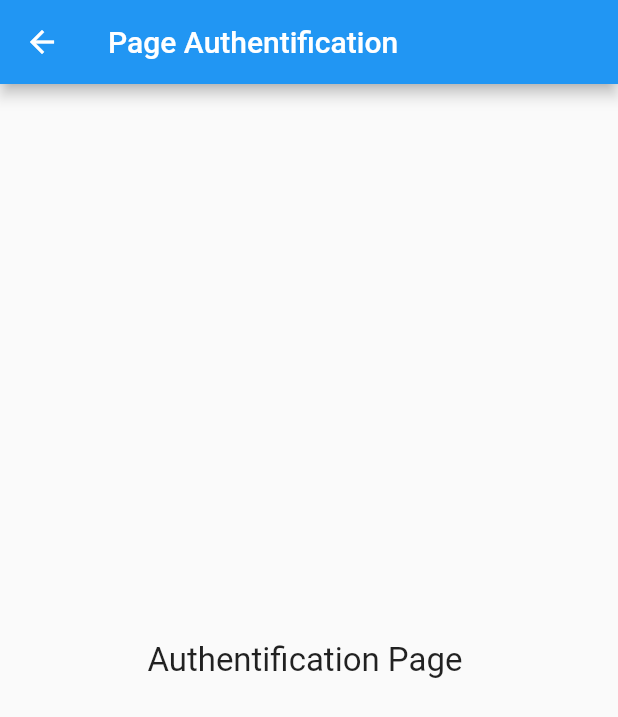
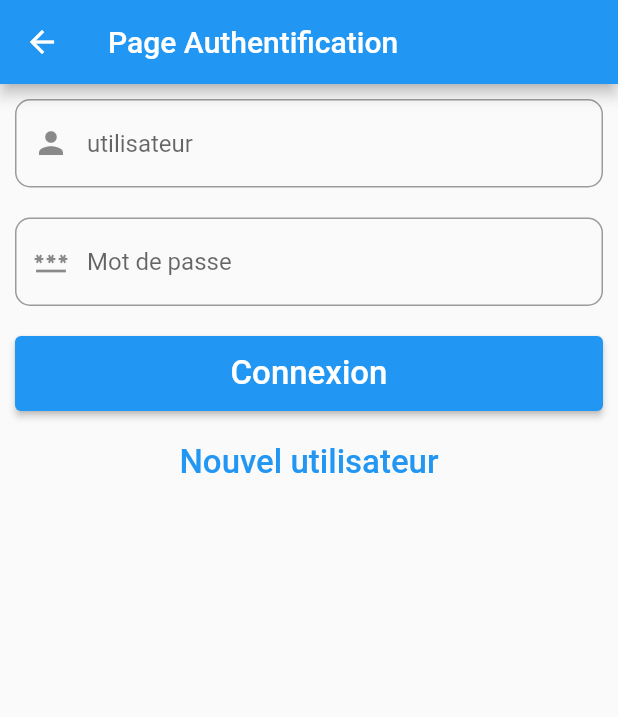
Before and after one commit to rouamansour/Voyage_app, a Flutter app: the AuthentificationPage screen opened by its route, on a phone screen of 412 x 824 dp. Shown: the top 717 px of the screen. Run offline on Flutter 3.47's test engine with Material 2 defaults, Android fonts, the phone set to English and light mode, and no system bars.

Commit message:
add form for file authentification

```diff
--- a/voyage/lib/pages/authentification.page.dart
+++ b/voyage/lib/pages/authentification.page.dart
@@ -1,15 +1,57 @@
 import 'package:flutter/material.dart';
 
 class AuthentificationPage extends StatelessWidget {
-  const AuthentificationPage({Key? key}) : super(key: key);
+  // constructor
+  // const AuthentificationPage({Key? key}) : super(key: key);
+  TextEditingController txt_login=new TextEditingController();
+  TextEditingController txt_password=new TextEditingController();
   @override
   Widget build(BuildContext context) {
     return Scaffold(
         appBar: AppBar(title: Text('Page Authentification')),
-        body: Center(
-            child: Text(
-          'Authentification Page ',
-          style: TextStyle(fontSize: 22),
-        )));
+        body: Column(
+        children:[
+          Container(
+            padding: EdgeInsets.all(10),
+            child:TextFormField(
+              controller: txt_login,
+              decoration: InputDecoration(
+                prefixIcon: Icon(Icons.person),
+                hintText: "utilisateur",
+                border:OutlineInputBorder(
+                  borderSide: BorderSide(width: 1),
+                  borderRadius: BorderRadius.circular(10))),
+              ),
+            ),
+            Container(
+              padding: EdgeInsets.all(10),
+              child:TextFormField(
+                obscureText: true,
+                controller: txt_password,
+                decoration: InputDecoration(
+                  prefixIcon: Icon(Icons.password),
+                  hintText: "Mot de passe",
+                  border: OutlineInputBorder(
+                    borderSide:BorderSide(width:1),
+                    borderRadius: BorderRadius.circular(10))),
+                ),
+              ),
+              Container(
+              padding: EdgeInsets.all(10),
+              child: ElevatedButton(
+                style: ElevatedButton.styleFrom(
+                  minimumSize: const Size.fromHeight(50)),
+                  onPressed: () {},
+                  child: Text('Connexion',style: TextStyle(fontSize: 22))),
+                ),
+               TextButton(
+                  child: Text("Nouvel utilisateur",
+                  style: TextStyle(fontSize: 22)),
+                  onPressed: (() {
+                    Navigator.pop(context);
+                    Navigator.pushNamed(context, '/inscription');
+                  }))
+        ],
+        ));
   }
 }
```
